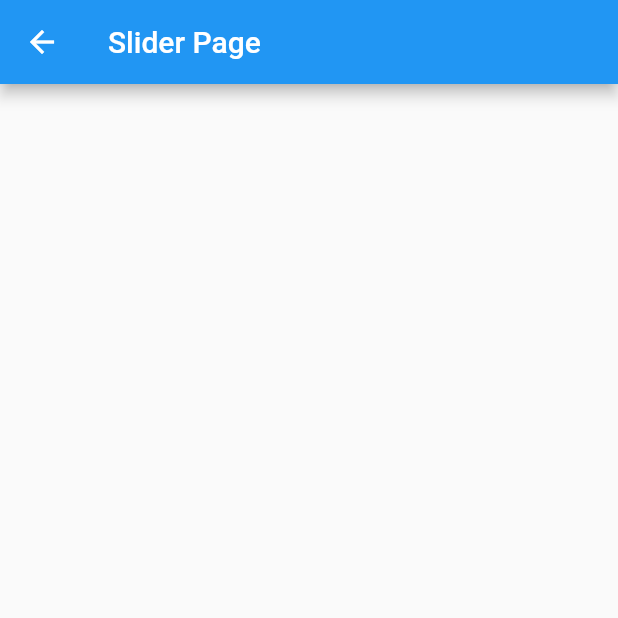
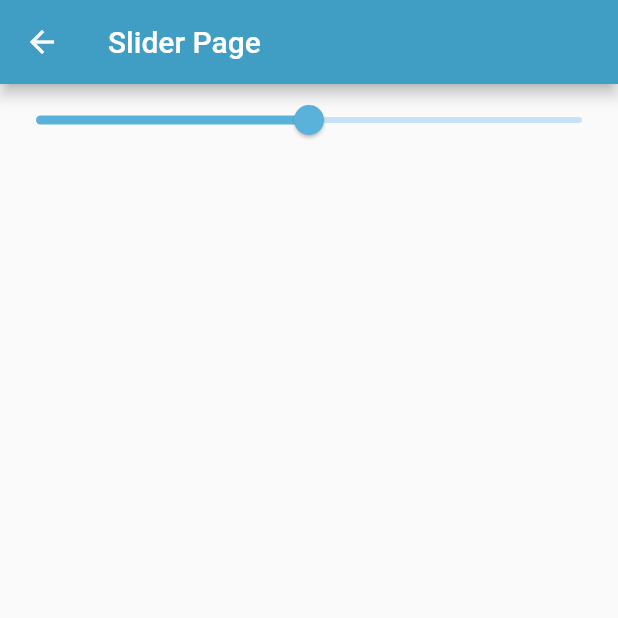
Before and after one commit to JordiDeSanta/Flutter-Widgets-Test-App, a Flutter app: the SliderPage screen opened by its route, on a phone screen of 412 x 824 dp, the top half of it. Run offline on Flutter 3.47's test engine with Material 2 defaults, Android fonts, the phone set to English and light mode, and no system bars.

Commit message:
Slider Widget with movement

```diff
--- a/data/menu_opts.json
+++ b/data/menu_opts.json
@@ -25,7 +25,7 @@
             "route" : "inputs",
             "icon" : "input",
             "text": "Inputs"
-        }
+        },
         {
             "route" : "slider",
             "icon" : "slider",
--- a/lib/src/pages/slider_page.dart
+++ b/lib/src/pages/slider_page.dart
@@ -1,3 +1,5 @@
+// Third Party
+import 'package:components/src/utils/color_palette.dart';
 import 'package:flutter/material.dart';
 
 class SliderPage extends StatefulWidget {
@@ -8,12 +10,32 @@ class SliderPage extends StatefulWidget {
 }
 
 class _SliderPageState extends State<SliderPage> {
+  double _sliderValue = 0.5;
+
   @override
   Widget build(BuildContext context) {
     return Scaffold(
       appBar: AppBar(
         title: Text('Slider Page'),
+        backgroundColor: appBarColor,
+      ),
+      body: Column(
+        children: [
+          _createSlider(),
+        ],
       ),
     );
   }
+
+  Widget _createSlider() {
+    return Slider(
+      value: _sliderValue,
+      onChanged: (alpha) {
+        setState(() {
+          _sliderValue = alpha;
+        });
+      },
+      activeColor: iconsColor,
+    );
+  }
 }
```
